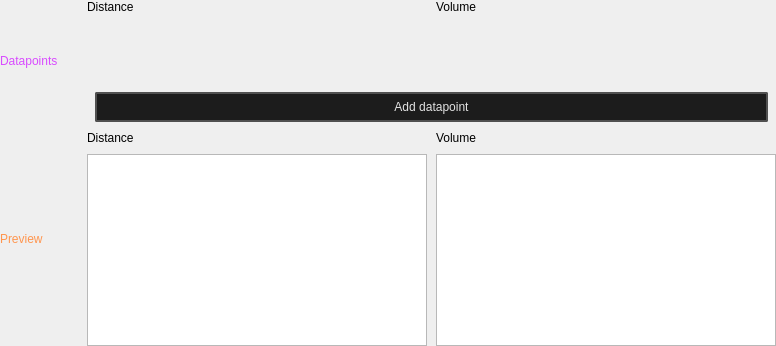
First picture: the form in src/soudevent_editor/property/curve.ui, repository dertwist/Hammer5Tools, before the edit.
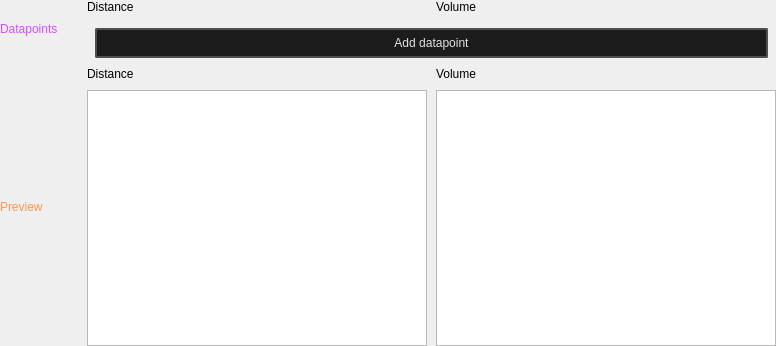
Second picture: the form after the edit.

Commit message: [SoundEventEditor] Curve preview

Diff of the .ui file:
```diff
--- a/src/soudevent_editor/property/curve.ui
+++ b/src/soudevent_editor/property/curve.ui
@@ -224,10 +224,36 @@
               <number>0</number>
              </property>
              <item>
-              <widget class="QGraphicsView" name="graphicsView_01"/>
+              <widget class="QGraphicsView" name="graphicsView_01">
+               <property name="minimumSize">
+                <size>
+                 <width>0</width>
+                 <height>256</height>
+                </size>
+               </property>
+               <property name="maximumSize">
+                <size>
+                 <width>16777215</width>
+                 <height>256</height>
+                </size>
+               </property>
+              </widget>
              </item>
              <item>
-              <widget class="QGraphicsView" name="graphicsView_02"/>
+              <widget class="QGraphicsView" name="graphicsView_02">
+               <property name="minimumSize">
+                <size>
+                 <width>0</width>
+                 <height>256</height>
+                </size>
+               </property>
+               <property name="maximumSize">
+                <size>
+                 <width>16777215</width>
+                 <height>256</height>
+                </size>
+               </property>
+              </widget>
              </item>
             </layout>
            </item>
```
The commit also changes 3 other files.
